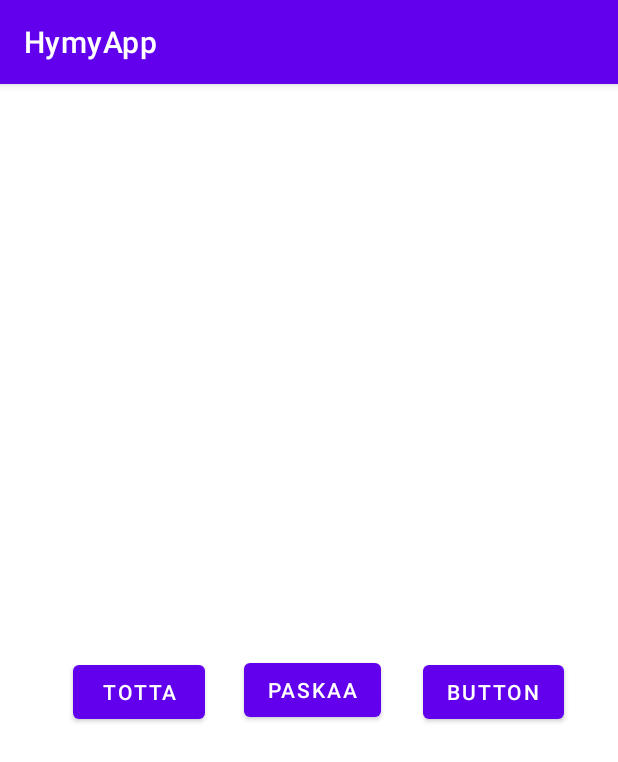
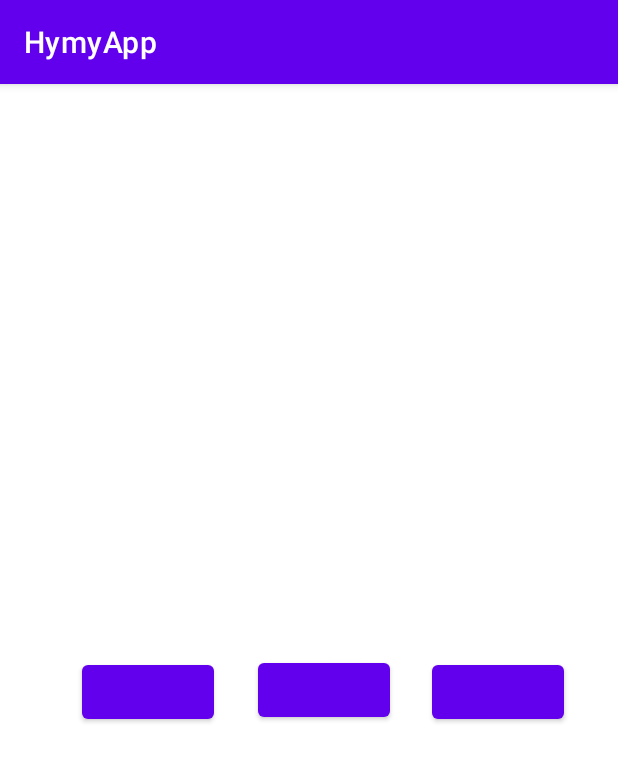
Before and after one commit to kanitaa/HymyApp, an Android app: the GameActivity screen opened directly, with no data from a screen before it, on a phone screen of 412 x 824 dp. Shown: the top 762 px of the screen. Run offline under Robolectric (Android 15) with nearby library versions, the phone set to English and light mode, and no system bars; our stand-ins replace Firebase (no records; nobody signed in at launch, a user with empty details on screens opened directly); 5 statements that could not run were skipped.

Commit message:
button updatea korjailtu

```diff
--- a/app/src/main/java/fi/hymyapp/GameActivity.java
+++ b/app/src/main/java/fi/hymyapp/GameActivity.java
@@ -58,8 +58,12 @@ public class GameActivity extends AppCompatActivity {
         //save og dbpath info to be able to access it later again
         dbTemp = Singleton.getInstance().getThemes().get(i).getDatapath()+"/question";
         base = new GetFirebase();
+        base.setButtons(op1button, op2button, op3button);
         base.setCounters(statementView);
         base.setDataPath(Singleton.getInstance().getThemes().get(i).getDatapath()+"/question");
+
+       // base.updateButtons();
+       // updateButtons();
 
 
     }
@@ -131,13 +135,15 @@ public class GameActivity extends AppCompatActivity {
     private void changeQuestion(){
         if(pathNumber!=2)
         {
-           updateButtons();
+        //   updateButtons();
             //increase pathnumber by one, to access next question in database
             pathNumber+=1;
             //change db references to match correct question number
             dbpath = dbTemp+pathNumber;
             base = new GetFirebase();
+            base.setButtons(op1button, op2button, op3button);
             base.setCounters(statementView);
+
         }else{
             //last question answered, change activity
             Intent lastActivity = new Intent(GameActivity.this,ChartActivity.class);
--- a/app/src/main/java/fi/hymyapp/GetFirebase.java
+++ b/app/src/main/java/fi/hymyapp/GetFirebase.java
@@ -4,6 +4,7 @@ import static android.content.ContentValues.TAG;
 
 import android.provider.ContactsContract;
 import android.util.Log;
+import android.widget.Button;
 import android.widget.TextView;
 
 import androidx.annotation.NonNull;
@@ -42,6 +43,10 @@ public class GetFirebase {
     private int totalValue;
 
     private String dbpath;
+
+    private Button op1button;
+    private Button op2button;
+    private Button op3button;
 
 
     public GetFirebase(){
@@ -106,6 +111,20 @@ public class GetFirebase {
     public String getOp1(){return op1Text;}
     public String getOp2(){return op2Text;}
     public String getOp3(){return op3Text;}
+
+    public void setButtons(Button op1, Button op2, Button op3){
+        this.op1button=op1;
+        this.op2button=op2;
+        this.op3button=op3;
+        System.out.println("hweo"+this.op1button);
+        System.out.println("haloo"+this.op1Text);
+    }
+    public void updateButtons(){
+        op1button.setText(op1Text);
+        op2button.setText(op2Text);
+        op3button.setText(op3Text);
+    }
+
 
     //add listeners to all database references
     public void setCounters(TextView statementView) {
@@ -204,6 +223,8 @@ public class GetFirebase {
             public void onDataChange(DataSnapshot datasnapshot) {
                 op1Text=datasnapshot.getValue(String.class);
                 Log.d(TAG,"Op1 text value is : "+op1Text);
+                if(op1button!=null)
+                op1button.setText(op1Text);
             }
 
             @Override
@@ -216,6 +237,8 @@ public class GetFirebase {
             public void onDataChange(DataSnapshot datasnapshot) {
                 op2Text=datasnapshot.getValue(String.class);
                 Log.d(TAG,"Op2 text value is : "+op2Text);
+                if(op2button!=null)
+                op2button.setText(op2Text);
             }
 
             @Override
@@ -228,6 +251,8 @@ public class GetFirebase {
             public void onDataChange(DataSnapshot datasnapshot) {
                 op3Text=datasnapshot.getValue(String.class);
                 Log.d(TAG,"Op3 text value is : "+op3Text);
+                if(op3button!=null)
+                op3button.setText(op3Text);
             }
 
             @Override
```
